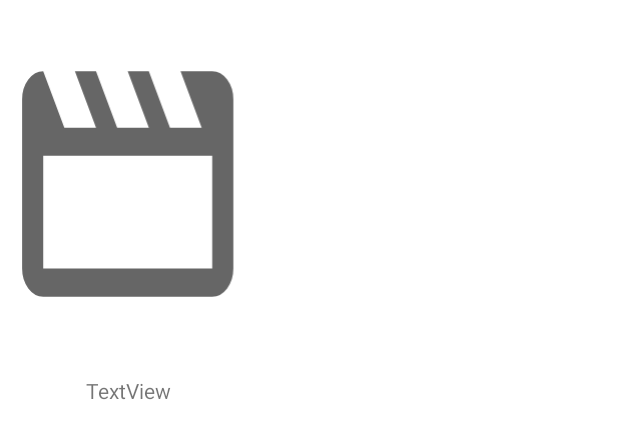
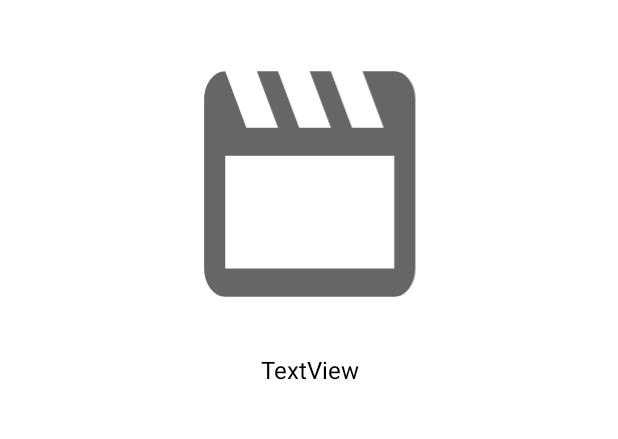
Before and after one commit to MosheAzachi/MovieReviewsApp, an Android app: the layout movie_item.xml on its own in the app's theme, with its tools: preview values and no code run, on a phone screen of 412 x 824 dp. Shown: the top 439 px of the screen. Run offline under Robolectric (Android 15) with nearby library versions, the phone set to English and light mode, and no system bars.

Commit message:
Improved movie_item layout

```diff
--- a/app/src/main/res/layout/movie_item.xml
+++ b/app/src/main/res/layout/movie_item.xml
@@ -1,36 +1,35 @@
 <?xml version="1.0" encoding="utf-8"?>
 <androidx.constraintlayout.widget.ConstraintLayout xmlns:android="http://schemas.android.com/apk/res/android"
     xmlns:app="http://schemas.android.com/apk/res-auto"
-    xmlns:tools="http://schemas.android.com/tools"
     android:id="@+id/linearLayout"
-    android:layout_width="wrap_content"
+    android:layout_width="match_parent"
     android:layout_height="wrap_content"
     android:layout_margin="10dp"
-    android:layout_marginBottom="10dp"
-    android:background="#FFFFFF">
+    android:background="@android:color/white">
 
+    <!-- Movie Image -->
     <ImageView
         android:id="@+id/MovieImage"
         android:layout_width="150dp"
         android:layout_height="225dp"
         android:scaleType="centerCrop"
-        app:layout_constraintBottom_toTopOf="@+id/textViewMovieTitle"
+        app:layout_constraintDimensionRatio="H,2:3"
         app:layout_constraintEnd_toEndOf="parent"
         app:layout_constraintStart_toStartOf="parent"
         app:layout_constraintTop_toTopOf="parent"
-        app:layout_constraintVertical_bias="0.5"
         app:srcCompat="@drawable/movie_icon" />
 
+    <!-- Movie Title -->
     <TextView
         android:id="@+id/textViewMovieTitle"
-        android:layout_width="140dp"
-        android:layout_height="50dp"
+        android:layout_width="0dp"
+        android:layout_height="wrap_content"
         android:gravity="center"
         android:text="TextView"
-        app:layout_constraintBottom_toBottomOf="parent"
+        android:textColor="@android:color/black"
+        android:textSize="16sp"
         app:layout_constraintEnd_toEndOf="parent"
         app:layout_constraintStart_toStartOf="parent"
-        app:layout_constraintTop_toBottomOf="@+id/MovieImage"
-        app:layout_constraintVertical_bias="0.5" />
+        app:layout_constraintTop_toBottomOf="@+id/MovieImage" />
 
 </androidx.constraintlayout.widget.ConstraintLayout>
```
